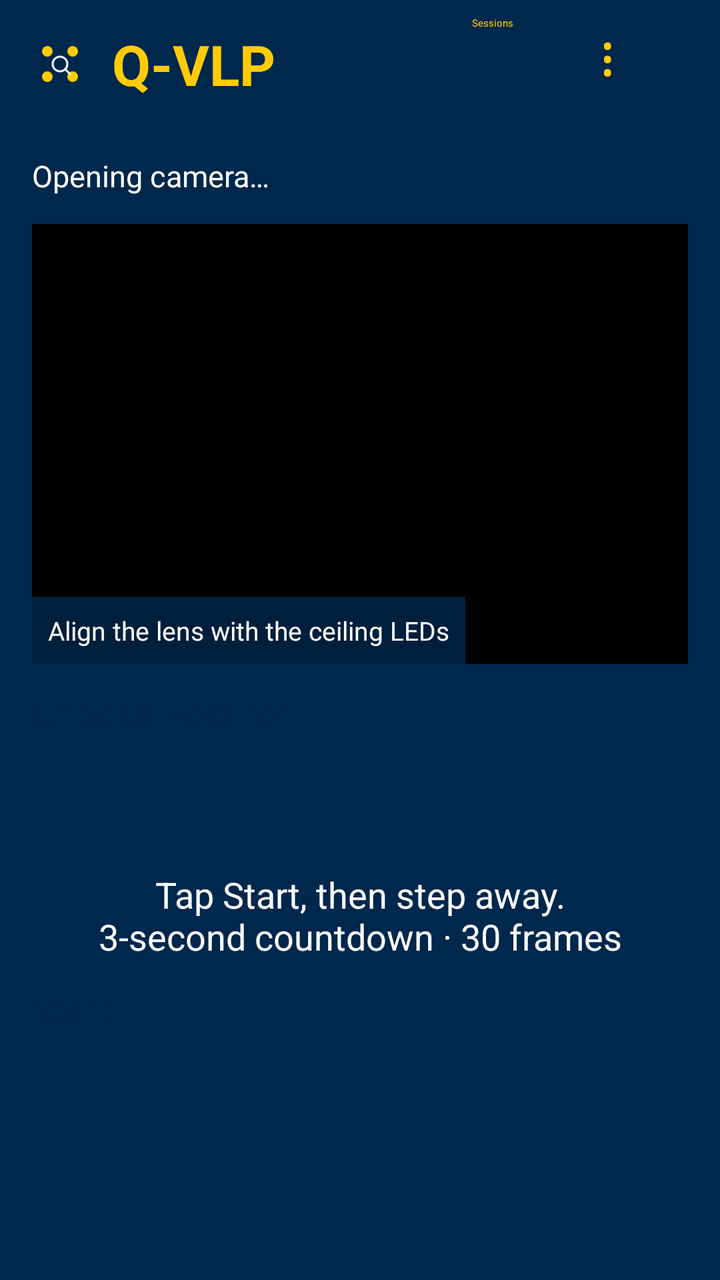
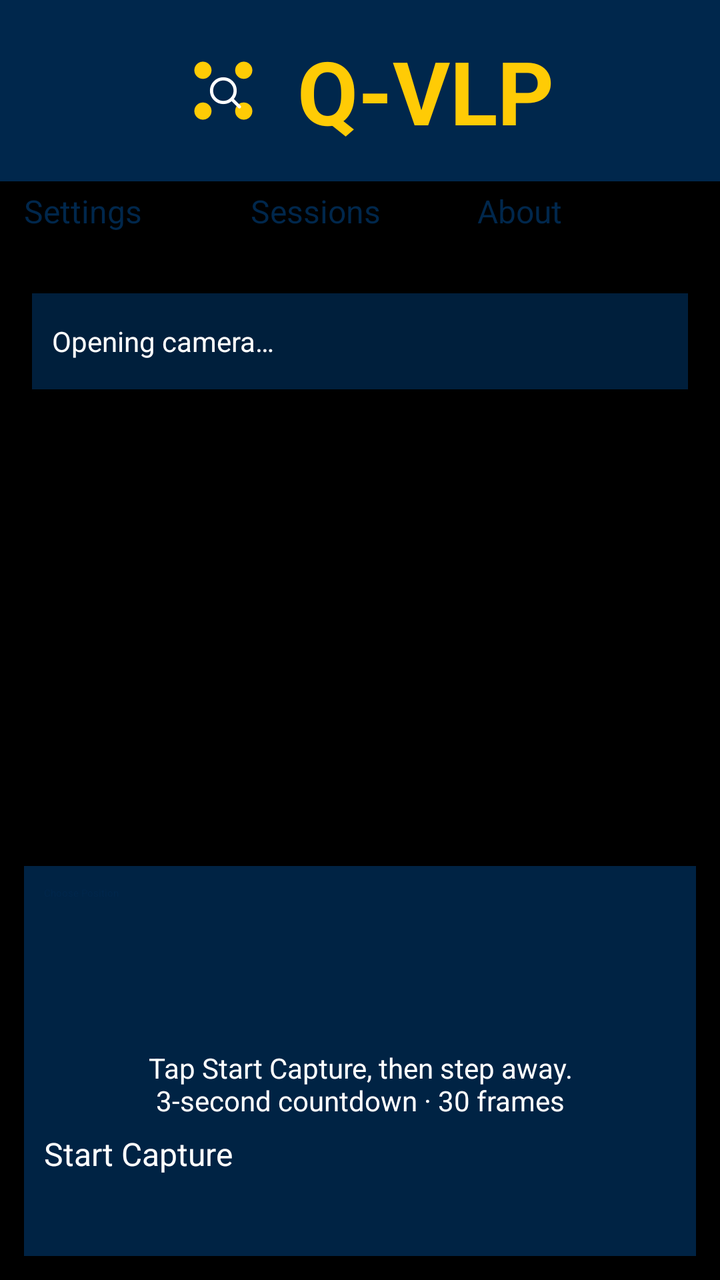

Two renders of the same Android screen: before a commit and after it. Below are the layout's source before the change and the commit's diff.
<!-- AndroidManifest.xml: activity theme Theme.App.Starting -->
<!-- res/layout/activity_main.xml -->
<?xml version="1.0" encoding="utf-8"?>
<LinearLayout xmlns:android="http://schemas.android.com/apk/res/android"
    android:layout_width="match_parent" android:layout_height="match_parent"
    android:background="@color/darkBlue" android:orientation="vertical">
    <LinearLayout android:layout_width="match_parent" android:layout_height="wrap_content"
        android:gravity="center_vertical" android:minHeight="64dp" android:paddingHorizontal="12dp">
        <LinearLayout android:id="@+id/title_container" android:layout_width="0dp"
            android:layout_weight="1" android:layout_height="wrap_content" android:minHeight="56dp"
            android:orientation="horizontal" android:gravity="center_vertical" android:focusable="true"
            android:contentDescription="@string/open_project_website"
            android:foreground="?android:attr/selectableItemBackground">
            <ImageView android:layout_width="36dp" android:layout_height="36dp"
                android:src="@drawable/qvlp_icon" android:importantForAccessibility="no" />
            <TextView android:layout_width="0dp" android:layout_weight="1" android:layout_height="wrap_content"
                android:maxLines="1" android:ellipsize="end"
                android:text="@string/app_name" android:textSize="28sp" android:textStyle="bold"
                android:textColor="@color/yellow" android:paddingStart="8dp" android:paddingEnd="4dp" />
        </LinearLayout>
        <Button android:id="@+id/sessionsButton" style="?android:attr/borderlessButtonStyle"
            android:layout_width="wrap_content" android:layout_height="wrap_content" android:minHeight="48dp"
            android:minWidth="64dp" android:text="@string/sessions" android:textAllCaps="false"
            android:textColor="@color/yellow" />
        <Button android:id="@+id/moreButton" style="?android:attr/borderlessButtonStyle"
            android:layout_width="48dp" android:layout_height="wrap_content" android:minWidth="48dp"
            android:minHeight="48dp" android:text="⋮" android:textSize="28sp"
            android:contentDescription="@string/more_options" android:textColor="@color/yellow" />
    </LinearLayout>
    <ScrollView android:layout_width="match_parent" android:layout_height="0dp" android:layout_weight="1"
        android:fillViewport="true">
        <LinearLayout android:layout_width="match_parent" android:layout_height="wrap_content"
            android:orientation="vertical" android:paddingHorizontal="16dp" android:paddingBottom="16dp">
            <TextView android:id="@+id/captureStatus" android:layout_width="match_parent"
                android:layout_height="wrap_content" android:minHeight="48dp" android:gravity="center_vertical"
                android:text="@string/camera_starting" android:textColor="@android:color/white"
                android:textSize="15sp" android:focusable="true" android:clickable="true"
                android:foreground="?android:attr/selectableItemBackground" />
            <FrameLayout android:layout_width="match_parent" android:layout_height="220dp"
                android:background="@android:color/black">
                <TextureView android:id="@+id/viewFinder" android:layout_width="match_parent"
                    android:layout_height="match_parent" android:importantForAccessibility="no" />
                <TextView android:layout_width="wrap_content" android:layout_height="wrap_content"
                    android:layout_gravity="bottom|start" android:padding="8dp" android:background="#CC00274C"
                    android:text="@string/preview_hint" android:textSize="13sp" android:textColor="@android:color/white" />
            </FrameLayout>
            <Button android:id="@+id/positionButton" android:layout_width="match_parent"
                android:layout_height="wrap_content" android:minHeight="52dp" android:layout_marginTop="12dp"
                android:text="@string/choose_position" android:textAllCaps="false"
                android:backgroundTint="@color/yellow" android:textColor="@color/darkBlue" android:textSize="18sp" />
            <TextView android:id="@+id/positionCoordinates" android:layout_width="match_parent"
                android:layout_height="wrap_content" android:gravity="center" android:padding="4dp"
                android:textColor="@android:color/white" android:textSize="14sp" />
            <TextView android:id="@+id/burstStatus" android:layout_width="match_parent"
                android:layout_height="wrap_content" android:gravity="center" android:paddingVertical="12dp"
                android:text="@string/capture_workflow" android:textColor="@android:color/white"
                android:textSize="18sp" android:accessibilityLiveRegion="polite" />
            <ProgressBar android:id="@+id/captureProgress" style="?android:attr/progressBarStyleHorizontal"
                android:layout_width="match_parent" android:layout_height="wrap_content"
                android:max="30" android:visibility="gone" android:progressTint="@color/yellow" />
            <Button android:id="@+id/startCaptureButton" android:layout_width="match_parent"
                android:layout_height="wrap_content" android:minHeight="56dp" android:text="@string/start_capture"
                android:textAllCaps="false" android:textSize="18sp"
                android:backgroundTint="@color/yellow" android:textColor="@color/darkBlue" />
            <Button android:id="@+id/resultDetailsButton" style="?android:attr/borderlessButtonStyle"
                android:layout_width="match_parent" android:layout_height="wrap_content" android:minHeight="48dp"
                android:text="@string/capture_details" android:textAllCaps="false" android:visibility="gone"
                android:textColor="@color/yellow" />
            <LinearLayout android:id="@+id/resultActions" android:layout_width="match_parent"
                android:layout_height="wrap_content" android:orientation="horizontal" android:visibility="gone">
                <Button android:id="@+id/repeatCaptureButton" android:layout_width="0dp"
                    android:layout_weight="1" android:layout_height="wrap_content" android:minHeight="52dp"
                    android:text="@string/repeat_capture" android:textAllCaps="false"
                    android:backgroundTint="@color/yellow" android:textColor="@color/darkBlue" />
                <Button android:id="@+id/nextPositionButton" android:layout_width="0dp"
                    android:layout_weight="1" android:layout_height="wrap_content" android:minHeight="52dp"
                    android:layout_marginStart="8dp" android:text="@string/next_position" android:textAllCaps="false"
                    android:backgroundTint="@color/yellow" android:textColor="@color/darkBlue" />
            </LinearLayout>
        </LinearLayout>
    </ScrollView>
</LinearLayout>
<!-- resources referenced by this layout -->
<resources>
  <color name="darkBlue">#00274C</color>
  <color name="yellow">#FFCB05</color>
  <!-- drawable qvlp_icon (drawable) -->
  <vector xmlns:android="http://schemas.android.com/apk/res/android"
      android:width="108dp" android:height="108dp"
      android:viewportWidth="108" android:viewportHeight="108">
      <path android:fillColor="#00274C" android:pathData="M0,0h108v108h-108z" />
      <path android:fillColor="#FFCB05"
          android:pathData="M35,27a8,8 0,1 0,0 16a8,8 0,1 0,0 -16M73,27a8,8 0,1 0,0 16a8,8 0,1 0,0 -16M35,65a8,8 0,1 0,0 16a8,8 0,1 0,0 -16M73,65a8,8 0,1 0,0 16a8,8 0,1 0,0 -16" />
      <path android:fillColor="#00000000" android:strokeColor="#FFFFFF"
          android:strokeWidth="3" android:strokeLineCap="round"
          android:pathData="M54,43a11,11 0,1 0,0 22a11,11 0,1 0,0 -22M62,62L69,69" />
  </vector>
  <string name="app_name">Q-VLP</string>
  <string name="camera_starting">Opening camera…</string>
  <string name="capture_details">View Capture Details</string>
  <string name="capture_workflow">Tap Start, then step away.\n3-second countdown · 30 frames</string>
  <string name="choose_position">Choose Position</string>
  <string name="more_options">Settings, mounting setup and help</string>
  <string name="next_position">Next Position</string>
  <string name="open_project_website">Open Q-VLP project website</string>
  <string name="preview_hint">Align the lens with the ceiling LEDs</string>
  <string name="repeat_capture">Repeat</string>
  <string name="sessions">Sessions</string>
  <string name="start_capture">Start</string>
  <style name="Theme.App.Starting" parent="Theme.SplashScreen">
          <item name="windowSplashScreenBackground">@color/darkBlue</item>
          <item name="windowSplashScreenAnimatedIcon">@drawable/qvlp_icon</item>
          <item name="windowSplashScreenAnimationDuration">200</item>
          <item name="postSplashScreenTheme">@style/Theme.QVLP</item>
      </style>
  <style name="Theme.QVLP" parent="Base.Theme.QVLP" />
  <style name="Base.Theme.QVLP" parent="Theme.Material3.DayNight.NoActionBar">
          
          <item name="colorPrimary">@color/darkBlue</item>
          <item name="alertDialogTheme">@style/ThemeOverlay.QVLP.PreferenceDialog</item>
      </style>
  <!-- drawable dialog_surface_background (drawable) -->
  <?xml version="1.0" encoding="utf-8"?>
  <shape xmlns:android="http://schemas.android.com/apk/res/android" android:shape="rectangle">
      <solid android:color="@color/dialog_surface" />
      <corners android:radius="24dp" />
  </shape>
  <color name="dialog_surface">#F5F7FA</color>
  <color name="dialog_text_primary">#172B4D</color>
  <color name="dialog_accent">#00274C</color>
  <color name="dialog_outline">#61758A</color>
  <color name="dialog_selection">#3300274C</color>
  <color name="dialog_text_secondary">#43546A</color>
  <style name="Widget.QVLP.DialogButton" parent="Widget.AppCompat.Button.ButtonBar.AlertDialog">
          <item name="android:textColor">@color/dialog_action_text</item>
          <item name="android:textAllCaps">false</item>
          <item name="android:minHeight">48dp</item>
      </style>
  <!-- unchanged entries left out for length: 1 -->
</resources>

<!-- the commit's change to res/layout/activity_main.xml (unified diff, before → after) -->
@@ -1,80 +1,209 @@
 <?xml version="1.0" encoding="utf-8"?>
-<LinearLayout xmlns:android="http://schemas.android.com/apk/res/android"
-    android:layout_width="match_parent" android:layout_height="match_parent"
-    android:background="@color/darkBlue" android:orientation="vertical">
-    <LinearLayout android:layout_width="match_parent" android:layout_height="wrap_content"
-        android:gravity="center_vertical" android:minHeight="64dp" android:paddingHorizontal="12dp">
-        <LinearLayout android:id="@+id/title_container" android:layout_width="0dp"
-            android:layout_weight="1" android:layout_height="wrap_content" android:minHeight="56dp"
-            android:orientation="horizontal" android:gravity="center_vertical" android:focusable="true"
-            android:contentDescription="@string/open_project_website"
-            android:foreground="?android:attr/selectableItemBackground">
-            <ImageView android:layout_width="36dp" android:layout_height="36dp"
-                android:src="@drawable/qvlp_icon" android:importantForAccessibility="no" />
-            <TextView android:layout_width="0dp" android:layout_weight="1" android:layout_height="wrap_content"
-                android:maxLines="1" android:ellipsize="end"
-                android:text="@string/app_name" android:textSize="28sp" android:textStyle="bold"
-                android:textColor="@color/yellow" android:paddingStart="8dp" android:paddingEnd="4dp" />
-        </LinearLayout>
-        <Button android:id="@+id/sessionsButton" style="?android:attr/borderlessButtonStyle"
-            android:layout_width="wrap_content" android:layout_height="wrap_content" android:minHeight="48dp"
-            android:minWidth="64dp" android:text="@string/sessions" android:textAllCaps="false"
-            android:textColor="@color/yellow" />
-        <Button android:id="@+id/moreButton" style="?android:attr/borderlessButtonStyle"
-            android:layout_width="48dp" android:layout_height="wrap_content" android:minWidth="48dp"
-            android:minHeight="48dp" android:text="⋮" android:textSize="28sp"
-            android:contentDescription="@string/more_options" android:textColor="@color/yellow" />
-    </LinearLayout>
-    <ScrollView android:layout_width="match_parent" android:layout_height="0dp" android:layout_weight="1"
+<FrameLayout xmlns:android="http://schemas.android.com/apk/res/android"
+    android:id="@+id/preview_frame"
+    android:layout_width="match_parent"
+    android:layout_height="match_parent"
+    android:background="@android:color/black">
+
+    <TextureView
+        android:id="@+id/viewFinder"
+        android:layout_width="match_parent"
+        android:layout_height="match_parent"
+        android:importantForAccessibility="no" />
+
+    
+    <ScrollView
+        android:layout_width="match_parent"
+        android:layout_height="match_parent"
         android:fillViewport="true">
-        <LinearLayout android:layout_width="match_parent" android:layout_height="wrap_content"
-            android:orientation="vertical" android:paddingHorizontal="16dp" android:paddingBottom="16dp">
-            <TextView android:id="@+id/captureStatus" android:layout_width="match_parent"
-                android:layout_height="wrap_content" android:minHeight="48dp" android:gravity="center_vertical"
-                android:text="@string/camera_starting" android:textColor="@android:color/white"
-                android:textSize="15sp" android:focusable="true" android:clickable="true"
+        <LinearLayout
+            android:layout_width="match_parent"
+            android:layout_height="wrap_content"
+            android:orientation="vertical">
+
+            <LinearLayout
+                android:id="@+id/title_container"
+                android:layout_width="match_parent"
+                android:layout_height="wrap_content"
+                android:orientation="horizontal"
+                android:gravity="center"
+                android:paddingVertical="16dp"
+                android:paddingHorizontal="12dp"
+                android:background="@color/darkBlue"
+                android:elevation="4dp"
+                android:focusable="true"
+                android:contentDescription="@string/open_project_website"
+                android:foreground="?android:attr/selectableItemBackground">
+                <ImageView
+                    android:layout_width="58dp"
+                    android:layout_height="58dp"
+                    android:src="@drawable/qvlp_icon"
+                    android:scaleType="fitCenter"
+                    android:importantForAccessibility="no" />
+                <TextView
+                    android:layout_width="wrap_content"
+                    android:layout_height="wrap_content"
+                    android:text="@string/app_name"
+                    android:textSize="44sp"
+                    android:textStyle="bold"
+                    android:textColor="@color/yellow"
+                    android:paddingStart="8dp"
+                    android:paddingEnd="0dp" />
+            </LinearLayout>
+
+            <LinearLayout
+                android:id="@+id/top_controls_container"
+                android:layout_width="match_parent"
+                android:layout_height="wrap_content"
+                android:orientation="horizontal"
+                android:gravity="center"
+                android:paddingHorizontal="12dp"
+                android:paddingVertical="4dp">
+                <Button
+                    android:id="@+id/settingsButton"
+                    android:layout_width="0dp"
+                    android:layout_weight="1"
+                    android:layout_height="wrap_content"
+                    android:minHeight="48dp"
+                    android:minWidth="0dp"
+                    android:text="@string/settings"
+                    android:textAllCaps="false"
+                    android:textSize="16sp"
+                    android:backgroundTint="@color/yellow"
+                    android:textColor="@color/darkBlue" />
+                <Button
+                    android:id="@+id/sessionsButton"
+                    android:layout_width="0dp"
+                    android:layout_weight="1"
+                    android:layout_height="wrap_content"
+                    android:minHeight="48dp"
+                    android:minWidth="0dp"
+                    android:layout_marginHorizontal="4dp"
+                    android:text="@string/sessions"
+                    android:textAllCaps="false"
+                    android:textSize="16sp"
+                    android:backgroundTint="@color/yellow"
+                    android:textColor="@color/darkBlue" />
+                <Button
+                    android:id="@+id/aboutButton"
+                    android:layout_width="0dp"
+                    android:layout_weight="1"
+                    android:layout_height="wrap_content"
+                    android:minHeight="48dp"
+                    android:minWidth="0dp"
+                    android:text="@string/about"
+                    android:textAllCaps="false"
+                    android:textSize="16sp"
+                    android:backgroundTint="@color/yellow"
+                    android:textColor="@color/darkBlue" />
+            </LinearLayout>
+
+            <TextView
+                android:id="@+id/captureStatus"
+                android:layout_width="match_parent"
+                android:layout_height="wrap_content"
+                android:minHeight="48dp"
+                android:layout_marginHorizontal="16dp"
+                android:padding="10dp"
+                android:gravity="center_vertical"
+                android:background="#CC00274C"
+                android:text="@string/camera_starting"
+                android:textColor="@android:color/white"
+                android:textSize="14sp"
+                android:focusable="true"
+                android:clickable="true"
                 android:foreground="?android:attr/selectableItemBackground" />
-            <FrameLayout android:layout_width="match_parent" android:layout_height="220dp"
-                android:background="@android:color/black">
-                <TextureView android:id="@+id/viewFinder" android:layout_width="match_parent"
-                    android:layout_height="match_parent" android:importantForAccessibility="no" />
-                <TextView android:layout_width="wrap_content" android:layout_height="wrap_content"
-                    android:layout_gravity="bottom|start" android:padding="8dp" android:background="#CC00274C"
-                    android:text="@string/preview_hint" android:textSize="13sp" android:textColor="@android:color/white" />
-            </FrameLayout>
-            <Button android:id="@+id/positionButton" android:layout_width="match_parent"
-                android:layout_height="wrap_content" android:minHeight="52dp" android:layout_marginTop="12dp"
-                android:text="@string/choose_position" android:textAllCaps="false"
-                android:backgroundTint="@color/yellow" android:textColor="@color/darkBlue" android:textSize="18sp" />
-            <TextView android:id="@+id/positionCoordinates" android:layout_width="match_parent"
-                android:layout_height="wrap_content" android:gravity="center" android:padding="4dp"
-                android:textColor="@android:color/white" android:textSize="14sp" />
-            <TextView android:id="@+id/burstStatus" android:layout_width="match_parent"
-                android:layout_height="wrap_content" android:gravity="center" android:paddingVertical="12dp"
-                android:text="@string/capture_workflow" android:textColor="@android:color/white"
-                android:textSize="18sp" android:accessibilityLiveRegion="polite" />
-            <ProgressBar android:id="@+id/captureProgress" style="?android:attr/progressBarStyleHorizontal"
-                android:layout_width="match_parent" android:layout_height="wrap_content"
-                android:max="30" android:visibility="gone" android:progressTint="@color/yellow" />
-            <Button android:id="@+id/startCaptureButton" android:layout_width="match_parent"
-                android:layout_height="wrap_content" android:minHeight="56dp" android:text="@string/start_capture"
-                android:textAllCaps="false" android:textSize="18sp"
-                android:backgroundTint="@color/yellow" android:textColor="@color/darkBlue" />
-            <Button android:id="@+id/resultDetailsButton" style="?android:attr/borderlessButtonStyle"
-                android:layout_width="match_parent" android:layout_height="wrap_content" android:minHeight="48dp"
-                android:text="@string/capture_details" android:textAllCaps="false" android:visibility="gone"
-                android:textColor="@color/yellow" />
-            <LinearLayout android:id="@+id/resultActions" android:layout_width="match_parent"
-                android:layout_height="wrap_content" android:orientation="horizontal" android:visibility="gone">
-                <Button android:id="@+id/repeatCaptureButton" android:layout_width="0dp"
-                    android:layout_weight="1" android:layout_height="wrap_content" android:minHeight="52dp"
-                    android:text="@string/repeat_capture" android:textAllCaps="false"
-                    android:backgroundTint="@color/yellow" android:textColor="@color/darkBlue" />
-                <Button android:id="@+id/nextPositionButton" android:layout_width="0dp"
-                    android:layout_weight="1" android:layout_height="wrap_content" android:minHeight="52dp"
-                    android:layout_marginStart="8dp" android:text="@string/next_position" android:textAllCaps="false"
-                    android:backgroundTint="@color/yellow" android:textColor="@color/darkBlue" />
+
+            <Space
+                android:layout_width="match_parent"
+                android:layout_height="96dp"
+                android:layout_weight="1" />
+
+            <LinearLayout
+                android:id="@+id/button_container"
+                android:layout_width="match_parent"
+                android:layout_height="wrap_content"
+                android:orientation="vertical"
+                android:gravity="center"
+                android:layout_margin="12dp"
+                android:padding="10dp"
+                android:background="#E600274C">
+                <Button
+                    android:id="@+id/positionButton"
+                    android:layout_width="match_parent"
+                    android:layout_height="wrap_content"
+                    android:minHeight="48dp"
+                    android:text="@string/choose_position"
+                    android:textAllCaps="false"
+                    android:backgroundTint="@color/yellow"
+                    android:textColor="@color/darkBlue" />
+                <TextView
+                    android:id="@+id/positionCoordinates"
+                    android:layout_width="match_parent"
+                    android:layout_height="wrap_content"
+                    android:gravity="center"
+                    android:padding="4dp"
+                    android:textColor="@android:color/white"
+                    android:textSize="14sp" />
+                <TextView
+                    android:id="@+id/burstStatus"
+                    android:layout_width="match_parent"
+                    android:layout_height="wrap_content"
+                    android:minHeight="48dp"
+                    android:gravity="center"
+                    android:padding="6dp"
+                    android:text="@string/capture_workflow"
+                    android:textColor="@android:color/white"
+                    android:textSize="14sp"
+                    android:foreground="?android:attr/selectableItemBackground"
+                    android:accessibilityLiveRegion="polite" />
+                <ProgressBar
+                    android:id="@+id/captureProgress"
+                    style="?android:attr/progressBarStyleHorizontal"
+                    android:layout_width="match_parent"
+                    android:layout_height="wrap_content"
+                    android:max="30"
+                    android:visibility="gone"
+                    android:progressTint="@color/yellow" />
+                <Button
+                    android:id="@+id/startCaptureButton"
+                    android:layout_width="match_parent"
+                    android:layout_height="wrap_content"
+                    android:minHeight="52dp"
+                    android:text="@string/start_capture"
+                    android:textAllCaps="false"
+                    android:textSize="16sp"
+                    android:backgroundTint="@color/green"
+                    android:textColor="@android:color/white" />
+                <LinearLayout
+                    android:id="@+id/resultActions"
+                    android:layout_width="match_parent"
+                    android:layout_height="wrap_content"
+                    android:orientation="horizontal"
+                    android:visibility="gone">
+                    <Button
+                        android:id="@+id/repeatCaptureButton"
+                        android:layout_width="0dp"
+                        android:layout_weight="1"
+                        android:layout_height="wrap_content"
+                        android:minHeight="48dp"
+                        android:text="@string/repeat_capture"
+                        android:textAllCaps="false"
+                        android:backgroundTint="@color/yellow"
+                        android:textColor="@color/darkBlue" />
+                    <Button
+                        android:id="@+id/nextPositionButton"
+                        android:layout_width="0dp"
+                        android:layout_weight="1"
+                        android:layout_height="wrap_content"
+                        android:minHeight="48dp"
+                        android:layout_marginStart="4dp"
+                        android:text="@string/next_position"
+                        android:textAllCaps="false"
+                        android:backgroundTint="@color/yellow"
+                        android:textColor="@color/darkBlue" />
+                </LinearLayout>
             </LinearLayout>
         </LinearLayout>
     </ScrollView>
-</LinearLayout>
+</FrameLayout>
<!-- resource entries referenced after the edit -->
@@ -1,6 +1,7 @@
 <!-- resources referenced by this layout -->
 <resources>
   <color name="darkBlue">#00274C</color>
+  <color name="green">#006600</color>
   <color name="yellow">#FFCB05</color>
   <!-- drawable qvlp_icon (drawable) -->
   <vector xmlns:android="http://schemas.android.com/apk/res/android"
@@ -13,18 +14,17 @@
           android:strokeWidth="3" android:strokeLineCap="round"
           android:pathData="M54,43a11,11 0,1 0,0 22a11,11 0,1 0,0 -22M62,62L69,69" />
   </vector>
+  <string name="about">About</string>
   <string name="app_name">Q-VLP</string>
   <string name="camera_starting">Opening camera…</string>
-  <string name="capture_details">View Capture Details</string>
-  <string name="capture_workflow">Tap Start, then step away.\n3-second countdown · 30 frames</string>
+  <string name="capture_workflow">Tap Start Capture, then step away.\n3-second countdown · 30 frames</string>
   <string name="choose_position">Choose Position</string>
-  <string name="more_options">Settings, mounting setup and help</string>
   <string name="next_position">Next Position</string>
   <string name="open_project_website">Open Q-VLP project website</string>
-  <string name="preview_hint">Align the lens with the ceiling LEDs</string>
   <string name="repeat_capture">Repeat</string>
   <string name="sessions">Sessions</string>
-  <string name="start_capture">Start</string>
+  <string name="settings">Settings</string>
+  <string name="start_capture">Start Capture</string>
   <style name="Theme.App.Starting" parent="Theme.SplashScreen">
           <item name="windowSplashScreenBackground">@color/darkBlue</item>
           <item name="windowSplashScreenAnimatedIcon">@drawable/qvlp_icon</item>
